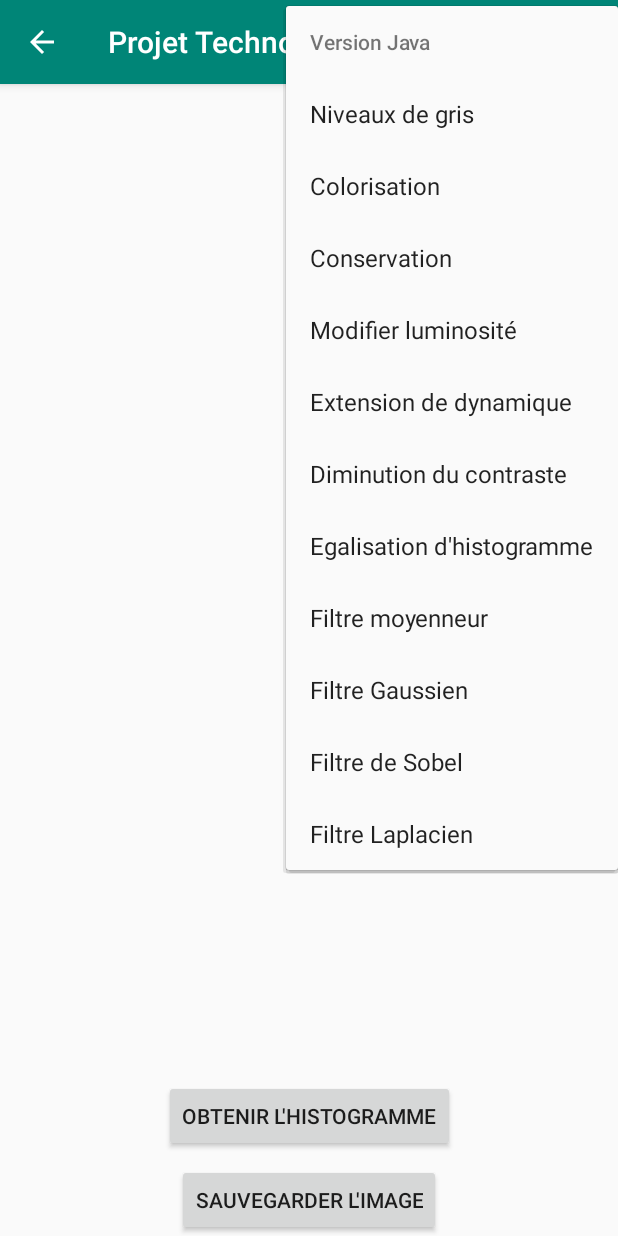
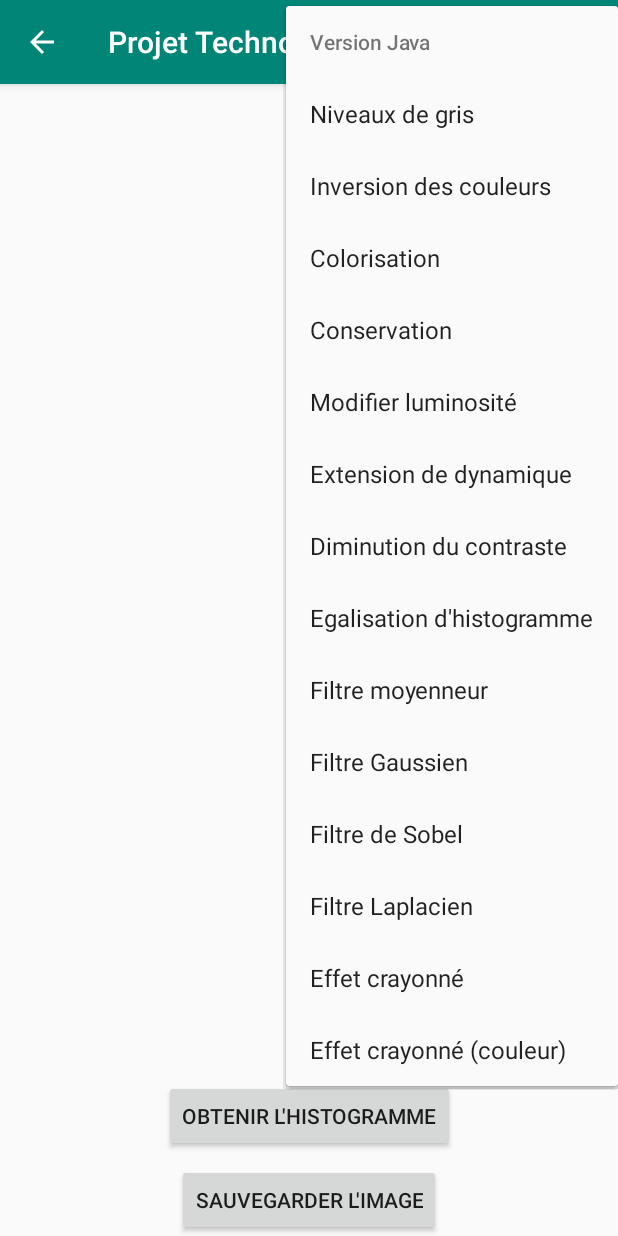
Before and after one commit to vdufau/Projet_Tech_Android, an Android app: the MainActivity screen opened directly, with no data from a screen before it, in the options menu, after a tap on "Version Java", on a phone screen of 412 x 824 dp. Run offline under Robolectric (Android 15) with nearby library versions, the phone set to English and light mode, and no system bars; libraries missing offline, so code that uses them is left out: com.skydoves.colorpickerview; 6 statements that could not run were skipped.

Commit message:
Sketch effect (color not working)

```diff
--- a/AppImage/app/src/main/java/com/example/myappimage/algorithm/Algorithm.java
+++ b/AppImage/app/src/main/java/com/example/myappimage/algorithm/Algorithm.java
@@ -25,6 +25,12 @@ public abstract class Algorithm {
         return pixels;
     }
 
+    public int[] getPixels(Bitmap bitmap) {
+        int[] pixels = new int[bitmap.getWidth() * bitmap.getHeight()];
+        bitmap.getPixels(pixels, 0, bitmap.getWidth(), 0, 0, bitmap.getWidth(), bitmap.getHeight());
+        return pixels;
+    }
+
     /**
      * Calculate the correct interval for the keepColor algorithm.
      *
--- a/AppImage/app/src/main/res/menu/menu.xml
+++ b/AppImage/app/src/main/res/menu/menu.xml
@@ -7,6 +7,9 @@
             <item
                 android:id="@+id/gray"
                 android:title="@string/gray" />
+            <item
+                android:id="@+id/invert"
+                android:title="@string/invert" />
             <item
                 android:id="@+id/colorize"
                 android:title="@string/colorize" />
@@ -37,6 +40,12 @@
             <item
                 android:id="@+id/laplacienConvolution"
                 android:title="@string/laplacienConvolution" />
+            <item
+                android:id="@+id/pencilEffect"
+                android:title="@string/pencilEffect" />
+            <item
+                android:id="@+id/pencilColorEffect"
+                android:title="@string/pencilColorEffect" />
         </menu>
     </item>
     <item
@@ -46,6 +55,9 @@
             <item
                 android:id="@+id/grayRS"
                 android:title="@string/gray" />
+            <item
+                android:id="@+id/invertRS"
+                android:title="@string/invert" />
             <item
                 android:id="@+id/colorizeRS"
                 android:title="@string/colorize" />
--- a/AppImage/app/src/main/res/values/strings.xml
+++ b/AppImage/app/src/main/res/values/strings.xml
@@ -3,6 +3,7 @@
     <string name="javaFunctions">Version Java</string>
     <string name="renderscriptFunctions">Version Renderscript</string>
     <string name="gray">Niveaux de gris</string>
+    <string name="invert">Inversion des couleurs</string>
     <string name="colorize">Colorisation</string>
     <string name="keepColor">Conservation</string>
     <string name="brightness">Modifier luminosité</string>
@@ -16,6 +17,8 @@
     <string name="gaussConvolution">Filtre Gaussien</string>
     <string name="sobelConvolution">Filtre de Sobel</string>
     <string name="laplacienConvolution">Filtre Laplacien</string>
+    <string name="pencilEffect">Effet crayonné</string>
+    <string name="pencilColorEffect">Effet crayonné (couleur)</string>
     <string name="validate">OK</string>
     <string name="cancel">ANNULER</string>
     <string name="saveImage">Sauvegarder l\'image</string>
@@ -39,4 +42,10 @@
         <item>Grosse diminution</item>
         <item>Diminution maximale (noir)</item>
     </string-array>
+
+    <string-array name="graySketch">
+        <item>Minimum</item>
+        <item>Moyen</item>
+        <item>Élevé</item>
+    </string-array>
 </resources>
```
Also changed, not shown: AppImage/app/src/main/java/com/example/myappimage/MainActivity.java (+27 -0 lines), AppImage/app/src/main/java/com/example/myappimage/algorithm/JavaAlgorithm.java (+161 -7 lines), AppImage/app/src/main/java/com/example/myappimage/algorithm/RenderscriptAlgorithm.java (+23 -0 lines).
